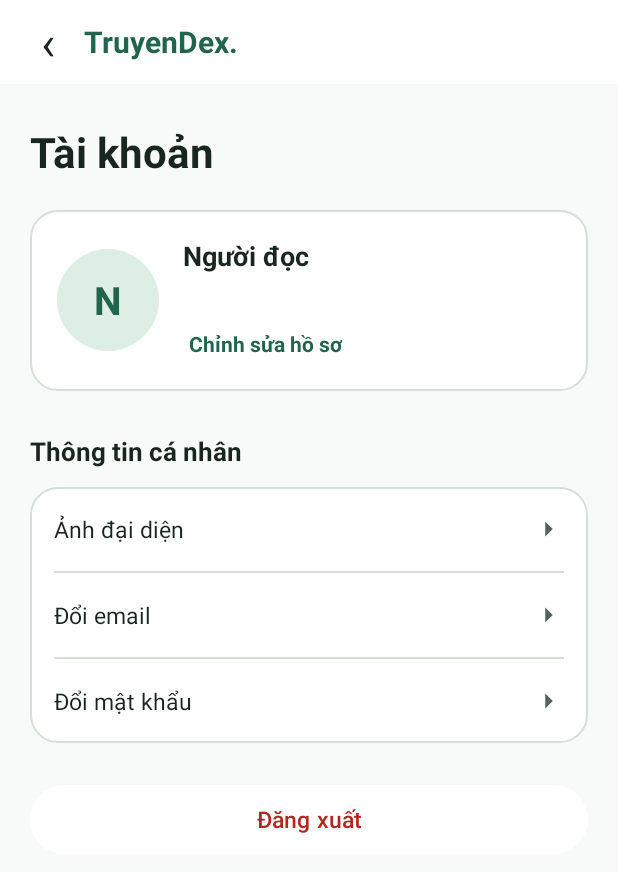
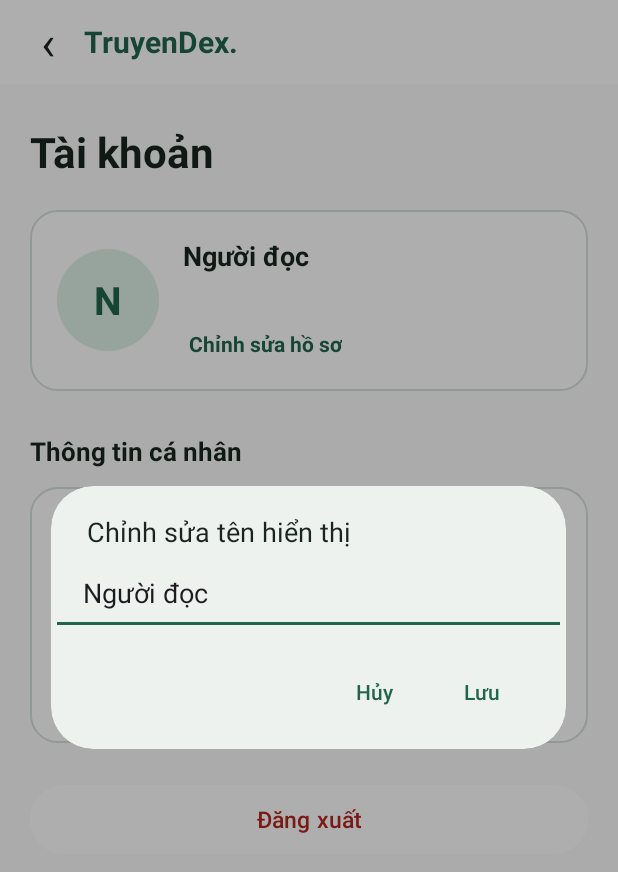
Before and after one commit to trankhiem0210/TruyenDex, an Android app: the AccountFragment screen opened directly, with no data from a screen before it, after a tap on "Chỉnh sửa hồ sơ", on a phone screen of 412 x 824 dp. Shown: the top 872 px of the screen. Run offline under Robolectric (Android 15) with nearby library versions, the phone set to English and light mode, and no system bars; our stand-ins replace Firebase (no records; nobody signed in at launch, a user with empty details on screens opened directly).

Commit message:
Chức năng sửa tên hiển thị

```diff
--- a/app/src/main/java/com/example/truyendex/features/account/AccountFragment.java
+++ b/app/src/main/java/com/example/truyendex/features/account/AccountFragment.java
@@ -5,17 +5,22 @@ import android.os.Bundle;
 import android.view.LayoutInflater;
 import android.view.View;
 import android.view.ViewGroup;
+import android.text.InputFilter;
+import android.text.InputType;
+import android.widget.EditText;
 import android.widget.TextView;
 import android.widget.Toast;
 
 import androidx.annotation.NonNull;
 import androidx.annotation.Nullable;
+import androidx.appcompat.app.AlertDialog;
 import androidx.fragment.app.Fragment;
 
 import com.example.truyendex.R;
 import com.example.truyendex.data.repository.AuthRepository;
 import com.example.truyendex.features.auth.LoginActivity;
 import com.google.firebase.auth.FirebaseUser;
+import com.google.android.material.dialog.MaterialAlertDialogBuilder;
 
 public class AccountFragment extends Fragment {
 
@@ -37,14 +42,16 @@ public class AccountFragment extends Fragment {
 
         FirebaseUser currentUser = authRepository.getCurrentUser();
         String email = currentUser == null ? "" : currentUser.getEmail();
-        String displayName = currentUser == null ? "Người đọc" : getDisplayName(email);
+        String savedDisplayName = currentUser == null ? null : currentUser.getDisplayName();
+        String displayName = savedDisplayName == null || savedDisplayName.trim().isEmpty()
+                ? getFallbackDisplayName(email)
+                : savedDisplayName;
 
-        ((TextView) view.findViewById(R.id.textDisplayName)).setText(displayName);
+        bindDisplayName(view, displayName);
         ((TextView) view.findViewById(R.id.textAccountEmail)).setText(email);
-        ((TextView) view.findViewById(R.id.textAvatarInitials))
-                .setText(displayName.substring(0, 1).toUpperCase());
 
-        setPlaceholderAction(view, R.id.buttonEditProfile);
+        view.findViewById(R.id.buttonEditProfile).setOnClickListener(
+                button -> showEditDisplayNameDialog(view, displayName));
         setPlaceholderAction(view, R.id.buttonChangeAvatar);
         setPlaceholderAction(view, R.id.buttonChangeEmail);
         setPlaceholderAction(view, R.id.buttonChangePassword);
@@ -57,12 +64,62 @@ public class AccountFragment extends Fragment {
         });
     }
 
-    private String getDisplayName(String email) {
+    private String getFallbackDisplayName(String email) {
         if (email == null || email.isEmpty()) {
             return "Người đọc";
         }
         int atIndex = email.indexOf('@');
         return atIndex > 0 ? email.substring(0, atIndex) : email;
+    }
+
+    private void bindDisplayName(View root, String displayName) {
+        ((TextView) root.findViewById(R.id.textDisplayName)).setText(displayName);
+        ((TextView) root.findViewById(R.id.textAvatarInitials))
+                .setText(displayName.substring(0, 1).toUpperCase());
+    }
+
+    private void showEditDisplayNameDialog(View root, String currentDisplayName) {
+        EditText nameInput = new EditText(requireContext());
+        nameInput.setSingleLine(true);
+        nameInput.setInputType(InputType.TYPE_CLASS_TEXT | InputType.TYPE_TEXT_FLAG_CAP_WORDS);
+        nameInput.setHint("Tên hiển thị");
+        nameInput.setText(currentDisplayName);
+        nameInput.setSelection(nameInput.getText().length());
+        nameInput.setFilters(new InputFilter[]{new InputFilter.LengthFilter(50)});
+        nameInput.setPadding(32, 24, 32, 24);
+
+        AlertDialog dialog = new MaterialAlertDialogBuilder(requireContext())
+                .setTitle("Chỉnh sửa tên hiển thị")
+                .setView(nameInput)
+                .setNegativeButton("Hủy", null)
+                .setPositiveButton("Lưu", null)
+                .create();
+
+        dialog.setOnShowListener(ignored -> dialog.getButton(AlertDialog.BUTTON_POSITIVE)
+                .setOnClickListener(button -> {
+                    String updatedName = nameInput.getText().toString().trim();
+                    if (updatedName.isEmpty()) {
+                        nameInput.setError("Tên hiển thị không được để trống.");
+                        return;
+                    }
+
+                    button.setEnabled(false);
+                    authRepository.updateDisplayName(updatedName)
+                            .addOnCompleteListener(requireActivity(), task -> {
+                                button.setEnabled(true);
+                                if (task.isSuccessful()) {
+                                    bindDisplayName(root, updatedName);
+                                    dialog.dismiss();
+                                } else {
+                                    Toast.makeText(
+                                            requireContext(),
+                                            AuthRepository.getErrorMessage(task.getException()),
+                                            Toast.LENGTH_LONG
+                                    ).show();
+                                }
+                            });
+                }));
+        dialog.show();
     }
 
     private void setPlaceholderAction(View root, int buttonId) {
```
Also changed, not shown: app/src/main/java/com/example/truyendex/data/repository/AuthRepository.java (+14 -0 lines).
